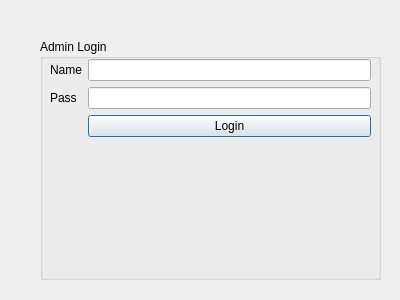
hakut/SCMS, file logindialog.ui: the form before one commit.
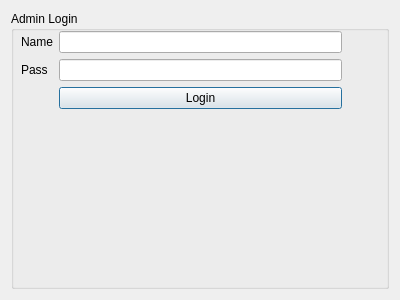
The form after the commit.

Commit message: grid is done

```diff
--- a/logindialog.ui
+++ b/logindialog.ui
@@ -16,15 +16,9 @@
   <property name="toolTip">
    <string>&lt;html&gt;&lt;head/&gt;&lt;body&gt;&lt;p&gt;&lt;br/&gt;&lt;/p&gt;&lt;/body&gt;&lt;/html&gt;</string>
   </property>
+  <layout class="QGridLayout" name="gridLayout">
+   <item row="0" column="0">
   <widget class="QGroupBox" name="groupBox">
-   <property name="geometry">
-    <rect>
-     <x>40</x>
-     <y>39</y>
-     <width>341</width>
-     <height>241</height>
-    </rect>
-   </property>
    <property name="title">
     <string>Admin Login</string>
    </property>
@@ -68,6 +62,8 @@
     </layout>
    </widget>
   </widget>
+   </item>
+  </layout>
  </widget>
  <resources/>
  <connections/>
```
Lines whose indentation alone changed are shown as unchanged. The commit also changes 3 other files.
